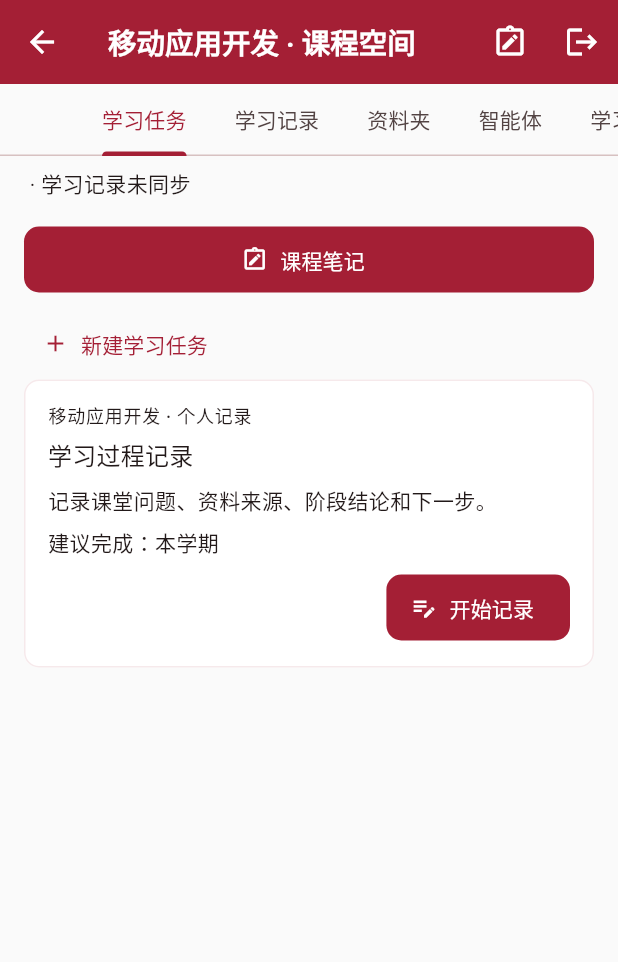
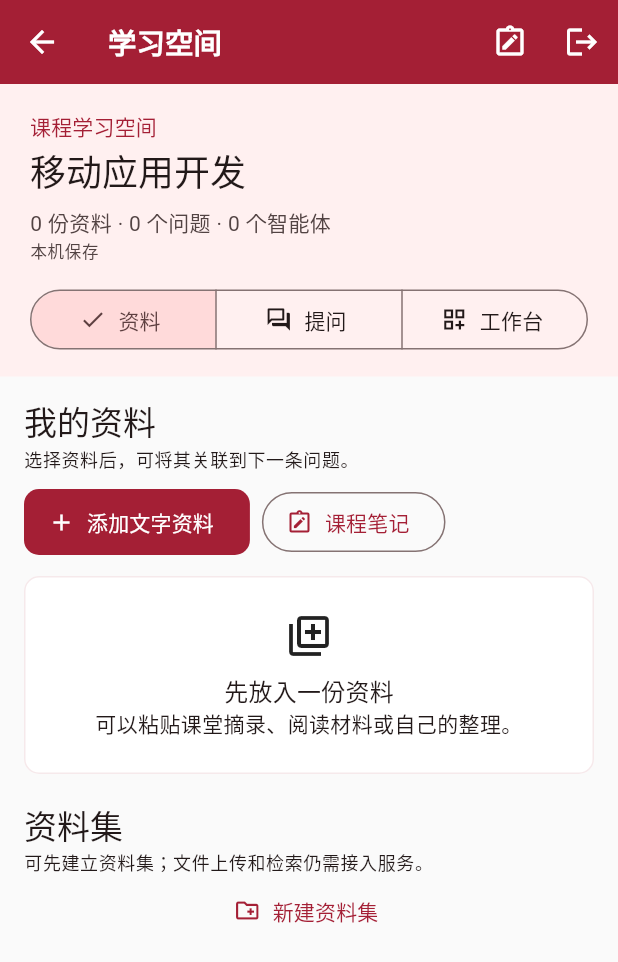
Before and after one commit to Khk-NL/Campus, a Flutter app: the StudyPage screen opened directly with sample values from the repository, on a phone screen of 412 x 824 dp. Shown: the top 962 px of the screen. Run offline on Flutter 3.47's test engine with Material 3 defaults, Android fonts, the phone set to English and light mode, and no system bars; our stand-ins replace flutter_svg, pocketbase, shared_preferences, sqflite, webview_flutter; accounts and stored records are empty; network calls fail.

Commit message:
feat: shape course workspace around sources and questions

```diff
--- a/apps/mobile/lib/features/study/agent_explorer.dart
+++ b/apps/mobile/lib/features/study/agent_explorer.dart
@@ -165,6 +165,11 @@ class _AgentSpace extends StatelessWidget {
                       workspace: workspace,
                       remote: PocketBaseSession.instance != null,
                       onSave: () => repository.save(workspace),
+                      sourceLabels: <String, String>{
+                        for (final StudyWikiEntry entry
+                            in workspace.wikiEntries)
+                          'wiki:${entry.id}': entry.title,
+                      },
                     ),
                   ),
                 );
--- /dev/null
+++ b/apps/mobile/lib/features/study/course_notebook_view.dart
@@ -0,0 +1,528 @@
+import 'package:campus_mobile/data/models/course.dart';
+import 'package:campus_mobile/features/study/course_note_repository.dart';
+import 'package:campus_mobile/features/study/study_repository.dart';
+import 'package:flutter/material.dart';
+
+/// A mobile-first course workspace: sources, questions, then work products.
+/// AI output is intentionally absent until a real gateway is available.
+class CourseNotebookView extends StatefulWidget {
+  const CourseNotebookView({
+    super.key,
+    required this.course,
+    required this.workspace,
+    required this.notes,
+    required this.remote,
+    required this.onAddSource,
+    required this.onAddKnowledgeBase,
+    required this.onOpenNotes,
+    required this.onSubmitQuestion,
+    required this.onOpenSession,
+    required this.onAddActivity,
+    required this.onOpenActivity,
+    required this.onAddAgent,
+  });
+
+  final Course course;
+  final StudyWorkspace workspace;
+  final List<CourseNote> notes;
+  final bool remote;
+  final VoidCallback onAddSource;
+  final VoidCallback onAddKnowledgeBase;
+  final VoidCallback onOpenNotes;
+  final Future<bool> Function(String question, Set<String> sourceIds)
+  onSubmitQuestion;
+  final ValueChanged<StudySession> onOpenSession;
+  final VoidCallback onAddActivity;
+  final ValueChanged<StudyActivity> onOpenActivity;
+  final VoidCallback onAddAgent;
+
+  @override
+  State<CourseNotebookView> createState() => _CourseNotebookViewState();
+}
+
+class _CourseNotebookViewState extends State<CourseNotebookView> {
+  final TextEditingController _question = TextEditingController();
+  final Set<String> _selected = <String>{};
+  final Set<String> _knownIds = <String>{};
+  int _tab = 0;
+  bool _submitting = false;
+
+  String _wikiId(StudyWikiEntry source) => 'wiki:${source.id}';
+  String _noteId(CourseNote note) => 'note:${note.id}';
+
+  Set<String> _availableIds(CourseNotebookView view) => <String>{
+    for (final StudyWikiEntry source in view.workspace.wikiEntries)
+      if (source.courseId == view.course.id) _wikiId(source),
+    for (final CourseNote note in view.notes) _noteId(note),
+  };
+
+  @override
+  void initState() {
+    super.initState();
+    _knownIds.addAll(_availableIds(widget));
+    _selected.addAll(_knownIds);
+    _tab = _selected.isEmpty ? 0 : 1;
+  }
+
+  @override
+  void didUpdateWidget(CourseNotebookView oldWidget) {
+    super.didUpdateWidget(oldWidget);
+    final Set<String> newIds = _availableIds(widget);
+    _selected.addAll(newIds.difference(_knownIds));
+    _selected.removeWhere((String id) => !newIds.contains(id));
+    _knownIds
+      ..clear()
+      ..addAll(newIds);
+  }
+
+  @override
+  void dispose() {
+    _question.dispose();
+    super.dispose();
+  }
+
+  List<StudyWikiEntry> get _sources => widget.workspace.wikiEntries
+      .where((StudyWikiEntry item) => item.courseId == widget.course.id)
+      .toList();
+
+  List<StudyActivity> get _activities => widget.workspace.activities
+      .where((StudyActivity item) => item.courseId == widget.course.id)
+      .toList();
+
+  List<StudySession> get _sessions {
+    final Set<String> ids = _activities.map((StudyActivity a) => a.id).toSet();
+    ids.add('course:${widget.course.id}:notes');
+    return widget.workspace.sessions
+        .where((StudySession item) => ids.contains(item.activityId))
+        .toList()
+      ..sort(
+        (StudySession a, StudySession b) => b.updatedAt.compareTo(a.updatedAt),
+      );
+  }
+
+  List<StudyKnowledgeBase> get _knowledgeBases => widget
+      .workspace
+      .knowledgeBases
+      .where((StudyKnowledgeBase item) => item.courseId == widget.course.id)
+      .toList();
+
+  List<StudyAgent> get _agents => widget.workspace.agents
+      .where((StudyAgent item) => item.courseId == widget.course.id)
+      .toList();
+
+  Future<void> _submit() async {
+    final String question = _question.text.trim();
+    if (question.isEmpty || _submitting) return;
+    setState(() => _submitting = true);
+    try {
+      final bool saved = await widget.onSubmitQuestion(question, _selected);
+      if (mounted && saved) _question.clear();
+    } finally {
+      if (mounted) setState(() => _submitting = false);
+    }
+  }
+
+  void _readSource(String title, String content) {
+    showModalBottomSheet<void>(
+      context: context,
+      isScrollControlled: true,
+      builder: (BuildContext context) => SafeArea(
+        child: FractionallySizedBox(
+          heightFactor: 0.7,
+          child: ListView(
+            padding: const EdgeInsets.all(20),
+            children: <Widget>[
+              Text(title, style: Theme.of(context).textTheme.titleLarge),
+              const SizedBox(height: 14),
+              SelectableText(content.isEmpty ? '暂无正文' : content),
+            ],
+          ),
+        ),
+      ),
+    );
+  }
+
+  @override
+  Widget build(BuildContext context) {
+    final ColorScheme colors = Theme.of(context).colorScheme;
+    return Column(
+      children: <Widget>[
+        Container(
+          width: double.infinity,
+          padding: const EdgeInsets.fromLTRB(20, 18, 20, 14),
+          decoration: BoxDecoration(color: colors.surfaceContainerLow),
+          child: Column(
+            crossAxisAlignment: CrossAxisAlignment.start,
+            children: <Widget>[
+              Text(
+                '课程学习空间',
+                style: Theme.of(context).textTheme.labelLarge
+                    ?.copyWith(color: colors.primary),
+              ),
+              const SizedBox(height: 4),
+              Text(
+                widget.course.name,
+                style: Theme.of(context).textTheme.headlineSmall,
+              ),
+              const SizedBox(height: 8),
+              Text(
+                '${_sources.length + widget.notes.length} 份资料 · ${_sessions.length} 个问题 · ${_agents.length} 个智能体',
+                style: Theme.of(context).textTheme.bodyMedium
+                    ?.copyWith(color: colors.onSurfaceVariant),
+              ),
+              Text(
+                widget.remote ? '试点账号已同步' : '本机保存',
+                style: Theme.of(context).textTheme.labelSmall
+                    ?.copyWith(color: colors.onSurfaceVariant),
+              ),
+              const SizedBox(height: 14),
+              SizedBox(
+                width: double.infinity,
+                child: SegmentedButton<int>(
+                  segments: const <ButtonSegment<int>>[
+                    ButtonSegment<int>(
+                      value: 0,
+                      label: Text('资料'),
+                      icon: Icon(Icons.library_books_outlined),
+                    ),
+                    ButtonSegment<int>(
+                      value: 1,
+                      label: Text('提问'),
+                      icon: Icon(Icons.forum_outlined),
+                    ),
+                    ButtonSegment<int>(
+                      value: 2,
+                      label: Text('工作台'),
+                      icon: Icon(Icons.dashboard_customize_outlined),
+                    ),
+                  ],
+                  selected: <int>{_tab},
+                  onSelectionChanged: (Set<int> value) =>
+                      setState(() => _tab = value.first),
+                ),
+              ),
+            ],
+          ),
+        ),
+        Expanded(
+          child: switch (_tab) {
+            0 => _sourcePanel(context),
+            1 => _questionPanel(context),
+            _ => _studioPanel(context),
+          },
+        ),
+      ],
+    );
+  }
+
+  Widget _sourcePanel(BuildContext context) => ListView(
+    padding: const EdgeInsets.all(16),
+    children: <Widget>[
+      _sectionTitle(context, '我的资料', '选择资料后，可将其关联到下一条问题。'),
+      const SizedBox(height: 10),
+      Wrap(
+        spacing: 8,
+        runSpacing: 4,
+        children: <Widget>[
+          FilledButton.tonalIcon(
+            onPressed: widget.onAddSource,
+            icon: const Icon(Icons.add),
+            label: const Text('添加文字资料'),
+          ),
+          OutlinedButton.icon(
+            onPressed: widget.onOpenNotes,
+            icon: const Icon(Icons.note_alt_outlined),
+            label: const Text('课程笔记'),
+          ),
+        ],
+      ),
+      const SizedBox(height: 12),
+      if (_sources.isEmpty && widget.notes.isEmpty)
+        const _NotebookEmpty(
+          icon: Icons.library_add_outlined,
+          title: '先放入一份资料',
+          detail: '可以粘贴课堂摘录、阅读材料或自己的整理。',
+        ),
+      for (final StudyWikiEntry source in _sources)
+        Card(
+          child: CheckboxListTile(
+            value: _selected.contains(_wikiId(source)),
+            onChanged: (bool? selected) => setState(() {
+              if (selected == true) {
+                _selected.add(_wikiId(source));
+              } else {
+                _selected.remove(_wikiId(source));
+              }
+            }),
+            title: Text(source.title),
+            subtitle: Text(
+              '${source.topic.isEmpty ? '文字资料' : source.topic} · ${source.content}',
+              maxLines: 2,
+              overflow: TextOverflow.ellipsis,
+            ),
+            secondary: IconButton(
+              tooltip: '阅读资料',
+              icon: const Icon(Icons.open_in_new),
+              onPressed: () => _readSource(source.title, source.content),
+            ),
+          ),
+        ),
+      for (final CourseNote note in widget.notes)
+        Card(
+          child: CheckboxListTile(
+            value: _selected.contains(_noteId(note)),
+            onChanged: (bool? selected) => setState(() {
+              if (selected == true) {
+                _selected.add(_noteId(note));
+              } else {
+                _selected.remove(_noteId(note));
+              }
+            }),
+            title: Text(note.title),
+            subtitle: Text(
+              note.content,
+              maxLines: 2,
+              overflow: TextOverflow.ellipsis,
+            ),
+            secondary: IconButton(
+              tooltip: '阅读笔记',
+              icon: const Icon(Icons.open_in_new),
+              onPressed: () => _readSource(note.title, note.content),
+            ),
+          ),
+        ),
+      const SizedBox(height: 20),
+      _sectionTitle(context, '资料集', '可先建立资料集；文件上传和检索仍需接入服务。'),
+      TextButton.icon(
+        onPressed: widget.onAddKnowledgeBase,
+        icon: const Icon(Icons.create_new_folder_outlined),
+        label: const Text('新建资料集'),
+      ),
+      for (final StudyKnowledgeBase base in _knowledgeBases)
+        ListTile(
+          leading: const Icon(Icons.folder_outlined),
+          title: Text(base.name),
+          subtitle: const Text('尚无可检索文件'),
+        ),
+    ],
+  );
+
+  Widget _questionPanel(BuildContext context) {
+    final List<StudyWikiEntry> chosen = _sources
+        .where((StudyWikiEntry source) => _selected.contains(_wikiId(source)))
+        .toList();
+    final List<CourseNote> chosenNotes = widget.notes
+        .where((CourseNote note) => _selected.contains(_noteId(note)))
+        .toList();
+    return ListView(
+      padding: const EdgeInsets.all(16),
+      children: <Widget>[
+        _sectionTitle(
+          context,
+          '围绕这门课继续探究',
+          '先记录问题和引用范围；接入 EduWork 后再提供基于资料的回答。',
+        ),
+        const SizedBox(height: 14),
+        Card(
+          color: Theme.of(context).colorScheme.surfaceContainerLow,
+          child: Padding(
+            padding: const EdgeInsets.all(16),
+            child: Column(
+              crossAxisAlignment: CrossAxisAlignment.stretch,
+              children: <Widget>[
+                Row(
+                  children: <Widget>[
+                    const Icon(Icons.tune_outlined, size: 20),
+                    const SizedBox(width: 8),
+                    Expanded(
+                      child: Text(
+                        '引用范围 · 已选 ${chosen.length + chosenNotes.length} 份资料',
+                      ),
+                    ),
+                    TextButton(
+                      onPressed: () => setState(() => _tab = 0),
+                      child: const Text('选择资料'),
+                    ),
+                  ],
+                ),
+                if (chosen.isNotEmpty || chosenNotes.isNotEmpty)
+                  Wrap(
+                    spacing: 6,
+                    children: <Widget>[
+                      for (final StudyWikiEntry source in chosen)
+                        Chip(label: Text(source.title)),
+                      for (final CourseNote note in chosenNotes)
+                        Chip(label: Text(note.title)),
+                    ],
+                  ),
+                const SizedBox(height: 10),
+                TextField(
+                  controller: _question,
+                  maxLines: 3,
+                  decoration: const InputDecoration(
+                    labelText: '写下你想弄清的问题',
+                    hintText: '例如：这两个概念有什么区别？',
+                    border: OutlineInputBorder(),
+                  ),
+                ),
+                const SizedBox(height: 12),
+                Align(
+                  alignment: Alignment.centerRight,
+                  child: FilledButton.icon(
+                    onPressed: _submitting ? null : _submit,
+                    icon: const Icon(Icons.arrow_forward),
+                    label: Text(_submitting ? '保存中…' : '记录问题'),
+                  ),
+                ),
+              ],
+            ),
+          ),
+        ),
+        const SizedBox(height: 22),
+        _sectionTitle(context, '探究记录', '打开问题，继续补充证据、观察和结论。'),
+        const SizedBox(height: 8),
+        if (_sessions.isEmpty)
+          const _NotebookEmpty(
+            icon: Icons.question_answer_outlined,
+            title: '还没有问题',
+            detail: '提出第一个问题，从资料和自己的观察开始。',
+          ),
+        for (final StudySession session in _sessions)
+          Card(
+            child: ListTile(
+              leading: CircleAvatar(
+                child: Icon(
+                  session.conclusion.isEmpty ? Icons.help_outline : Icons.check,
+                ),
+              ),
+              title: Text(
+                session.question.isEmpty ? '学习过程记录' : session.question,
+                maxLines: 2,
+                overflow: TextOverflow.ellipsis,
+              ),
+              subtitle: Text(
+                '${session.sourceIds.length} 份关联资料 · ${session.conclusion.isEmpty ? '继续探究' : '已有结论'}',
+              ),
+              trailing: const Icon(Icons.chevron_right),
+              onTap: () => widget.onOpenSession(session),
+            ),
+          ),
+      ],
+    );
+  }
+
+  Widget _studioPanel(BuildContext context) => ListView(
+    padding: const EdgeInsets.all(16),
+    children: <Widget>[
+      _sectionTitle(context, '学习工作台', '将资料和问题沉淀成自己的成果。'),
+      const SizedBox(height: 10),
+      Card(
+        child: Column(
+          children: <Widget>[
+            ListTile(
+              leading: const Icon(Icons.note_alt_outlined),
+              title: const Text('课程笔记'),
+              subtitle: const Text('写作、整理与修改'),
+              trailing: const Icon(Icons.chevron_right),
+              onTap: widget.onOpenNotes,
+            ),
+            const Divider(height: 1),
+            ListTile(
+              leading: const Icon(Icons.add_task_outlined),
+              title: const Text('学习任务'),
+              subtitle: Text(
+                '已有 ${_activities.where((StudyActivity a) => a.source != 'personal-course').length} 项',
+              ),
+              trailing: const Icon(Icons.add),
+              onTap: widget.onAddActivity,
+            ),
+          ],
+        ),
+      ),
+      for (final StudyActivity activity in _activities.where(
+        (StudyActivity item) => item.source != 'personal-course',
+      ))
+        ListTile(
+          leading: const Icon(Icons.task_alt_outlined),
+          title: Text(activity.title),
+          subtitle: Text(activity.deadline),
+          trailing: const Icon(Icons.chevron_right),
+          onTap: () => widget.onOpenActivity(activity),
+        ),
+      const SizedBox(height: 18),
+      _sectionTitle(context, '课程智能体', '当前可保存配置，远程对话尚未接通。'),
+      TextButton.icon(
+        onPressed: widget.onAddAgent,
+        icon: const Icon(Icons.add_circle_outline),
+        label: const Text('新建智能体'),
+      ),
+      for (final StudyAgent agent in _agents)
+        Card(
+          child: ListTile(
+            leading: const Icon(Icons.smart_toy_outlined),
+            title: Text(agent.name),
+            subtitle: Text(
+              agent.description.isEmpty ? '配置草稿' : agent.description,
+            ),
+          ),
+        ),
+      const SizedBox(height: 18),
+      _sectionTitle(context, '学习产物', '以下生成能力需 EduWork 服务端接入。'),
+      Wrap(
+        spacing: 8,
+        runSpacing: 8,
+        children: const <Widget>[
+          _PendingProduct(Icons.quiz_outlined, '测验'),
+          _PendingProduct(Icons.style_outlined, '闪卡'),
+          _PendingProduct(Icons.account_tree_outlined, '思维导图'),
+          _PendingProduct(Icons.summarize_outlined, '学习指南'),
+        ],
+      ),
+    ],
+  );
+
+  Widget _sectionTitle(BuildContext context, String title, String detail) =>
+      Column(
+        crossAxisAlignment: CrossAxisAlignment.start,
+        children: <Widget>[
+          Text(title, style: Theme.of(context).textTheme.titleLarge),
+          const SizedBox(height: 3),
+          Text(detail, style: Theme.of(context).textTheme.bodySmall),
+        ],
+      );
+}
+
+class _NotebookEmpty extends StatelessWidget {
+  const _NotebookEmpty({
+    required this.icon,
+    required this.title,
+    required this.detail,
+  });
+  final IconData icon;
+  final String title, detail;
+
+  @override
+  Widget build(BuildContext context) => Card(
+    child: Padding(
+      padding: const EdgeInsets.all(24),
+      child: Column(
+        children: <Widget>[
+          Icon(icon, size: 32),
+          const SizedBox(height: 8),
+          Text(title, style: Theme.of(context).textTheme.titleMedium),
+          Text(detail, textAlign: TextAlign.center),
+        ],
+      ),
+    ),
+  );
+}
+
+class _PendingProduct extends StatelessWidget {
+  const _PendingProduct(this.icon, this.label);
+  final IconData icon;
+  final String label;
+
+  @override
+  Widget build(BuildContext context) =>
+      Chip(avatar: Icon(icon, size: 18), label: Text('$label · 待接入'));
+}
--- a/apps/mobile/lib/features/study/study_repository.dart
+++ b/apps/mobile/lib/features/study/study_repository.dart
@@ -176,12 +176,14 @@ class StudySession {
     this.knowledgeBaseId,
     this.referenceMode = 'rag',
     this.wikiEntryId,
+    this.sourceIds = const <String>[],
   });
   final String id, activityId;
   String updatedAt, question, notes, conclusion, openQuestions, feedback;
   String? agentId, knowledgeBaseId;
   String referenceMode;
   String? wikiEntryId;
+  List<String> sourceIds;
   factory StudySession.fromJson(Map<String, dynamic> j) => StudySession(
     id: j['id'] as String? ?? '',
     activityId: j['activityId'] as String? ?? '',
@@ -195,6 +197,9 @@ class StudySession {
     knowledgeBaseId: j['knowledgeBaseId'] as String?,
     referenceMode: j['referenceMode'] as String? ?? 'rag',
     wikiEntryId: j['wikiEntryId'] as String?,
+    sourceIds: (j['sourceIds'] as List<dynamic>? ?? <dynamic>[])
+        .whereType<String>()
+        .toList(),
   );
   Map<String, dynamic> toJson() => <String, dynamic>{
     'id': id,
@@ -209,6 +214,7 @@ class StudySession {
     'knowledgeBaseId': knowledgeBaseId,
     'referenceMode': referenceMode,
     'wikiEntryId': wikiEntryId,
+    'sourceIds': sourceIds,
   };
 }
 
```
Also changed, not shown: apps/mobile/lib/features/study/study_page.dart (+86 -13 lines), apps/mobile/lib/features/study/study_session_page.dart (+23 -0 lines), 3 other files.
